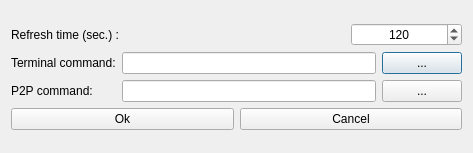
First picture: the form in hub/forms/DlgSettings.ui, repository subutai-io/control-center, before the edit.
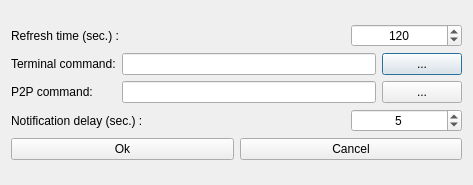
Second picture: the form after the edit. Icons and pictures are not drawn.

Commit message: Add notifications. Add checks of system calls

The edit to the form file:
```diff
--- a/hub/forms/DlgSettings.ui
+++ b/hub/forms/DlgSettings.ui
@@ -7,7 +7,7 @@
     <x>0</x>
     <y>0</y>
     <width>473</width>
-    <height>153</height>
+    <height>185</height>
    </rect>
   </property>
   <property name="windowTitle">
@@ -22,7 +22,7 @@
   </property>
   <layout class="QVBoxLayout" name="verticalLayout">
    <item>
-    <layout class="QGridLayout" name="gridLayout_4">
+    <layout class="QGridLayout" name="gridLayout_5">
      <item row="0" column="0">
       <layout class="QGridLayout" name="gridLayout_2" columnstretch="3,1">
        <item row="0" column="0">
@@ -89,6 +89,33 @@
       </layout>
      </item>
      <item row="2" column="0">
+      <layout class="QGridLayout" name="gridLayout_4" columnstretch="3,1">
+       <item row="0" column="0">
+        <widget class="QLabel" name="lbl_notification_delay">
+         <property name="text">
+          <string>Notification delay (sec.) :</string>
+         </property>
+        </widget>
+       </item>
+       <item row="0" column="1">
+        <widget class="QSpinBox" name="sb_notification_delay">
+         <property name="alignment">
+          <set>Qt::AlignCenter</set>
+         </property>
+         <property name="minimum">
+          <number>3</number>
+         </property>
+         <property name="maximum">
+          <number>300</number>
+         </property>
+         <property name="value">
+          <number>5</number>
+         </property>
+        </widget>
+       </item>
+      </layout>
+     </item>
+     <item row="3" column="0">
       <layout class="QGridLayout" name="gridLayout_3">
        <item row="0" column="0">
         <widget class="QPushButton" name="btn_ok">
```
The commit also changes 10 other files.
